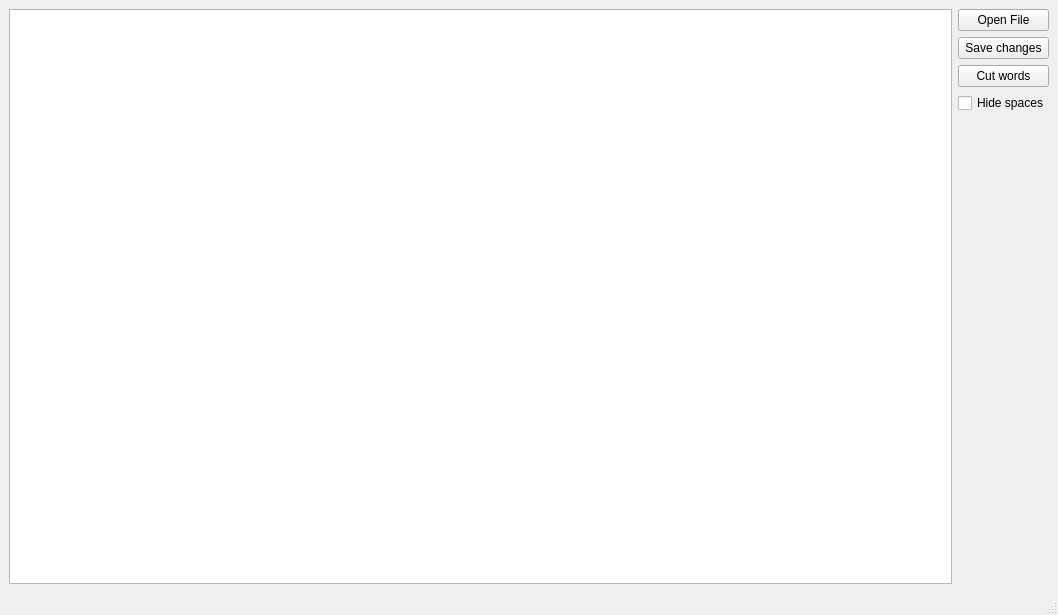
Qt form mainwindow.ui (555oya/chinese-reader) before a commit.
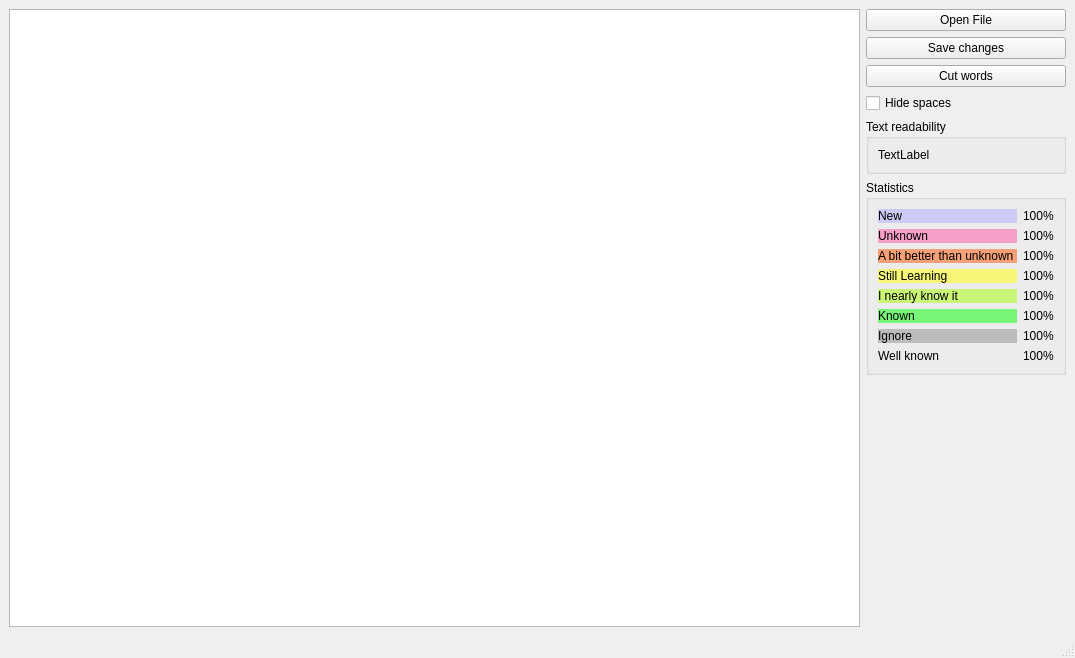
The same form after that commit.

Commit message: Text statistics

Diff of the .ui file:
```diff
--- a/mainwindow.ui
+++ b/mainwindow.ui
@@ -6,8 +6,8 @@
    <rect>
     <x>0</x>
     <y>0</y>
-    <width>1058</width>
-    <height>615</height>
+    <width>1075</width>
+    <height>658</height>
    </rect>
   </property>
   <property name="sizePolicy">
@@ -27,6 +27,288 @@
     </sizepolicy>
    </property>
    <layout class="QGridLayout" name="gridLayout">
+    <item row="8" column="1">
+     <spacer name="verticalSpacer">
+      <property name="orientation">
+       <enum>Qt::Orientation::Vertical</enum>
+      </property>
+      <property name="sizeHint" stdset="0">
+       <size>
+        <width>20</width>
+        <height>512</height>
+       </size>
+      </property>
+     </spacer>
+    </item>
+    <item row="5" column="1">
+     <widget class="QGroupBox" name="groupBox_2">
+      <property name="title">
+       <string>Text readability</string>
+      </property>
+      <layout class="QVBoxLayout" name="verticalLayout">
+       <item>
+        <widget class="QLabel" name="textReadability">
+         <property name="text">
+          <string>TextLabel</string>
+         </property>
+        </widget>
+       </item>
+      </layout>
+     </widget>
+    </item>
+    <item row="7" column="1">
+     <widget class="QGroupBox" name="groupBox">
+      <property name="sizePolicy">
+       <sizepolicy hsizetype="Fixed" vsizetype="Preferred">
+        <horstretch>0</horstretch>
+        <verstretch>0</verstretch>
+       </sizepolicy>
+      </property>
+      <property name="title">
+       <string>Statistics</string>
+      </property>
+      <layout class="QFormLayout" name="formLayout">
+       <item row="0" column="0">
+        <widget class="QLabel" name="label">
+         <property name="sizePolicy">
+          <sizepolicy hsizetype="Preferred" vsizetype="Preferred">
+           <horstretch>0</horstretch>
+           <verstretch>0</verstretch>
+          </sizepolicy>
+         </property>
+         <property name="minimumSize">
+          <size>
+           <width>139</width>
+           <height>0</height>
+          </size>
+         </property>
+         <property name="styleSheet">
+          <string notr="true">background-color: rgba(170,170,255, 0.5);</string>
+         </property>
+         <property name="text">
+          <string>New</string>
+         </property>
+        </widget>
+       </item>
+       <item row="1" column="0">
+        <widget class="QLabel" name="label_2">
+         <property name="sizePolicy">
+          <sizepolicy hsizetype="Preferred" vsizetype="Preferred">
+           <horstretch>0</horstretch>
+           <verstretch>0</verstretch>
+          </sizepolicy>
+         </property>
+         <property name="minimumSize">
+          <size>
+           <width>139</width>
+           <height>0</height>
+          </size>
+         </property>
+         <property name="styleSheet">
+          <string notr="true">background-color: rgba(255,83,169, 0.5);</string>
+         </property>
+         <property name="text">
+          <string>Unknown</string>
+         </property>
+        </widget>
+       </item>
+       <item row="2" column="0">
+        <widget class="QLabel" name="label_3">
+         <property name="sizePolicy">
+          <sizepolicy hsizetype="Preferred" vsizetype="Preferred">
+           <horstretch>0</horstretch>
+           <verstretch>0</verstretch>
+          </sizepolicy>
+         </property>
+         <property name="minimumSize">
+          <size>
+           <width>139</width>
+           <height>0</height>
+          </size>
+         </property>
+         <property name="styleSheet">
+          <string notr="true">background-color: rgba(255,85,0, 0.5);</string>
+         </property>
+         <property name="text">
+          <string>A bit better than unknown</string>
+         </property>
+        </widget>
+       </item>
+       <item row="3" column="0">
+        <widget class="QLabel" name="label_4">
+         <property name="sizePolicy">
+          <sizepolicy hsizetype="Preferred" vsizetype="Preferred">
+           <horstretch>0</horstretch>
+           <verstretch>0</verstretch>
+          </sizepolicy>
+         </property>
+         <property name="minimumSize">
+          <size>
+           <width>139</width>
+           <height>0</height>
+          </size>
+         </property>
+         <property name="styleSheet">
+          <string notr="true">background-color: rgba(255,255,0, 0.5);</string>
+         </property>
+         <property name="text">
+          <string>Still Learning</string>
+         </property>
+        </widget>
+       </item>
+       <item row="4" column="0">
+        <widget class="QLabel" name="label_5">
+         <property name="sizePolicy">
+          <sizepolicy hsizetype="Preferred" vsizetype="Preferred">
+           <horstretch>0</horstretch>
+           <verstretch>0</verstretch>
+          </sizepolicy>
+         </property>
+         <property name="minimumSize">
+          <size>
+           <width>139</width>
+           <height>0</height>
+          </size>
+         </property>
+         <property name="styleSheet">
+          <string notr="true">background-color: rgba(170,255,0, 0.5);</string>
+         </property>
+         <property name="text">
+          <string>I nearly know it</string>
+         </property>
+        </widget>
+       </item>
+       <item row="5" column="0">
+        <widget class="QLabel" name="label_6">
+         <property name="sizePolicy">
+          <sizepolicy hsizetype="Fixed" vsizetype="Preferred">
+           <horstretch>0</horstretch>
+           <verstretch>0</verstretch>
+          </sizepolicy>
+         </property>
+         <property name="minimumSize">
+          <size>
+           <width>139</width>
+           <height>0</height>
+          </size>
+         </property>
+         <property name="font">
+          <font>
+           <stylestrategy>PreferDefault</stylestrategy>
+          </font>
+         </property>
+         <property name="styleSheet">
+          <string notr="true">background-color: rgba(0,255,0, 0.5);</string>
+         </property>
+         <property name="text">
+          <string>Known</string>
+         </property>
+        </widget>
+       </item>
+       <item row="6" column="0">
+        <widget class="QLabel" name="label_7">
+         <property name="sizePolicy">
+          <sizepolicy hsizetype="Preferred" vsizetype="Preferred">
+           <horstretch>0</horstretch>
+           <verstretch>0</verstretch>
+          </sizepolicy>
+         </property>
+         <property name="minimumSize">
+          <size>
+           <width>139</width>
+           <height>0</height>
+          </size>
+         </property>
+         <property name="styleSheet">
+          <string notr="true">background-color: rgba(140,140,140, 0.5);</string>
+         </property>
+         <property name="text">
+          <string>Ignore</string>
+         </property>
+        </widget>
+       </item>
+       <item row="7" column="0">
+        <widget class="QLabel" name="label_8">
+         <property name="sizePolicy">
+          <sizepolicy hsizetype="Preferred" vsizetype="Preferred">
+           <horstretch>0</horstretch>
+           <verstretch>0</verstretch>
+          </sizepolicy>
+         </property>
+         <property name="minimumSize">
+          <size>
+           <width>139</width>
+           <height>0</height>
+          </size>
+         </property>
+         <property name="styleSheet">
+          <string notr="true">background-color: rgba(131, 255, 207, 0);
+</string>
+         </property>
+         <property name="text">
+          <string>Well known</string>
+         </property>
+        </widget>
+       </item>
+       <item row="0" column="1">
+        <widget class="QLabel" name="newWordsPercent">
+         <property name="text">
+          <string>100%</string>
+         </property>
+        </widget>
+       </item>
+       <item row="1" column="1">
+        <widget class="QLabel" name="unknownWordsPercent">
+         <property name="text">
+          <string>100%</string>
+         </property>
+        </widget>
+       </item>
+       <item row="2" column="1">
+        <widget class="QLabel" name="nearlyUnknownWordsPercent">
+         <property name="text">
+          <string>100%</string>
+         </property>
+        </widget>
+       </item>
+       <item row="3" column="1">
+        <widget class="QLabel" name="learningWordsPercent">
+         <property name="text">
+          <string>100%</string>
+         </property>
+        </widget>
+       </item>
+       <item row="4" column="1">
+        <widget class="QLabel" name="nearlyKnownWordsPercent">
+         <property name="text">
+          <string>100%</string>
+         </property>
+        </widget>
+       </item>
+       <item row="5" column="1">
+        <widget class="QLabel" name="knownWordsPercent">
+         <property name="text">
+          <string>100%</string>
+         </property>
+        </widget>
+       </item>
+       <item row="6" column="1">
+        <widget class="QLabel" name="ignoredWordsPercent">
+         <property name="text">
+          <string>100%</string>
+         </property>
+        </widget>
+       </item>
+       <item row="7" column="1">
+        <widget class="QLabel" name="wellKnownWordsPercent">
+         <property name="text">
+          <string>100%</string>
+         </property>
+        </widget>
+       </item>
+      </layout>
+     </widget>
+    </item>
     <item row="0" column="1">
      <widget class="QPushButton" name="pushButton">
       <property name="text">
@@ -34,19 +316,26 @@
       </property>
      </widget>
     </item>
-    <item row="4" column="1">
-     <spacer name="verticalSpacer">
+    <item row="6" column="1">
+     <spacer name="verticalSpacer_2">
       <property name="orientation">
        <enum>Qt::Orientation::Vertical</enum>
       </property>
       <property name="sizeHint" stdset="0">
        <size>
         <width>20</width>
-        <height>512</height>
+        <height>5</height>
        </size>
       </property>
      </spacer>
     </item>
+    <item row="1" column="1">
+     <widget class="QPushButton" name="saveButton">
+      <property name="text">
+       <string>Save changes</string>
+      </property>
+     </widget>
+    </item>
     <item row="3" column="1">
      <widget class="QCheckBox" name="checkBoxHideSpaces">
       <property name="text">
@@ -61,16 +350,22 @@
       </property>
      </widget>
     </item>
-    <item row="1" column="1">
-     <widget class="QPushButton" name="saveButton">
-      <property name="text">
-       <string>Save changes</string>
-      </property>
-     </widget>
-    </item>
-    <item row="0" column="0" rowspan="5">
+    <item row="0" column="0" rowspan="9">
      <widget class="QPlainTextEdit" name="textEdit"/>
     </item>
+    <item row="4" column="1">
+     <spacer name="verticalSpacer_3">
+      <property name="orientation">
+       <enum>Qt::Orientation::Vertical</enum>
+      </property>
+      <property name="sizeHint" stdset="0">
+       <size>
+        <width>20</width>
+        <height>5</height>
+       </size>
+      </property>
+     </spacer>
+    </item>
    </layout>
   </widget>
   <widget class="QStatusBar" name="statusbar"/>
```
The commit also changes 15 other files.
